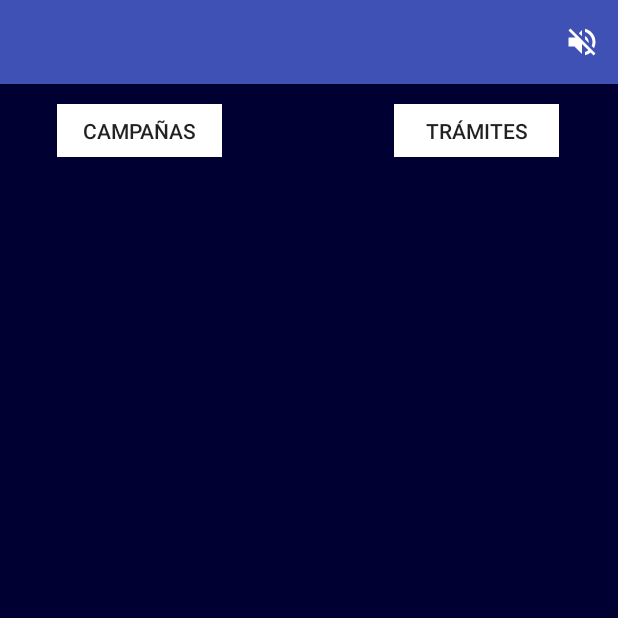
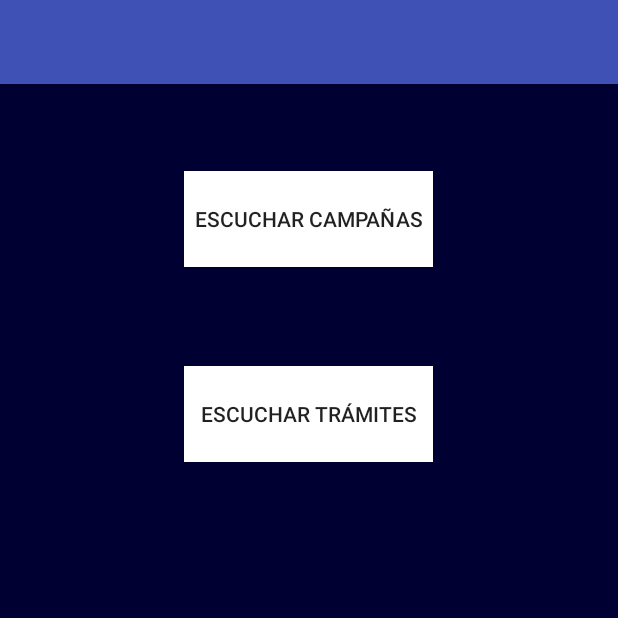
Before and after one commit to camiloinostrozae/AppMovil, an Android app: the PrincipalActivity screen opened directly, with no data from a screen before it, on a phone screen of 412 x 824 dp, the top half of it. Run offline under Robolectric (Android 15) with nearby library versions, the phone set to English and light mode, and no system bars.

Commit message:
version nueva

```diff
--- a/app/src/main/java/com/app/pdi/aplicacionmovilpdi/model/utils/Urls.java
+++ b/app/src/main/java/com/app/pdi/aplicacionmovilpdi/model/utils/Urls.java
@@ -8,5 +8,5 @@ public class Urls {
 
     //public final static String servidor = "http://arrau.chillan.ubiobio.cl:8075/jdoming/ProyectoTitulo";
 
-    public final static String servidor = "192.168.43.82/proyectotitulo";
+    public final static String servidor = "192.168.1.37/proyectotitulo";
 }
--- a/app/src/main/java/com/app/pdi/aplicacionmovilpdi/view/PrincipalActivity.java
+++ b/app/src/main/java/com/app/pdi/aplicacionmovilpdi/view/PrincipalActivity.java
@@ -50,9 +50,9 @@ public class PrincipalActivity extends AppCompatActivity implements
         TextToSpeech.OnInitListener{
 
     TextToSpeech tts;
-    TextView etx;
-    TextView grabar;
-    private static final int RECOGNIZE_SPEECH_ACTIVITY = 1;
+    //TextView etx;
+    //TextView grabar;
+    //private static final int RECOGNIZE_SPEECH_ACTIVITY = 1;
     private ActionBar actionBar;
     InicioSesion sesion;
     private Button boton;
@@ -67,9 +67,13 @@ public class PrincipalActivity extends AppCompatActivity implements
     @Override
     protected void onCreate(Bundle savedInstanceState) {
         super.onCreate(savedInstanceState);
-        setContentView(R.layout.activity_primero);
+        if(numero==4) {
+            setContentView(R.layout.activity_primero);
+        }else{
+            setContentView(R.layout.activity_principal);
+        }
         tts = new TextToSpeech(this, this);
-        grabar = findViewById(R.id.txtGrabarVoz);
+        //grabar = findViewById(R.id.txtGrabarVoz);
         //Para que la barra de herramientas no muestre el titulo de la app
         actionBar = getSupportActionBar();
         actionBar.setDisplayShowTitleEnabled(false);
@@ -79,7 +83,7 @@ public class PrincipalActivity extends AppCompatActivity implements
         //locationManager = (LocationManager) getSystemService(LOCATION_SERVICE);
 
     }
-
+/**
     @Override
     protected void onActivityResult(int requestCode, int resultCode, Intent data) {
         super.onActivityResult(requestCode, resultCode, data);
@@ -138,7 +142,7 @@ public class PrincipalActivity extends AppCompatActivity implements
 
                 break;
         }
-    }
+    }**/
 
     public void ListarCampanas(View view){
         Intent intent = new Intent(this,ListarCampanasActivity.class);
@@ -150,14 +154,31 @@ public class PrincipalActivity extends AppCompatActivity implements
         startActivity(intent);
     }
 
+    public void RealizarLlamada(View view){
+        //Para la localizacion
+        localizacion = new Localizacion(PrincipalActivity.this);
+        if(localizacion.canGetLocation()){
+            latitud = localizacion.getLatitud();
+            longitud = localizacion.getLongitud();
+            Log.e("Dato","lat************ " + latitud);
+            Log.e("Dato","lat************ " + longitud);
+            generarUbicacion(latitud,longitud);
+        }else{
+            localizacion.showSettingsAlert();
+        }
 
+        speakOutLlamada();
+        esperaLlamada(MILISEGUNDOS_LLAMADA);
+    }
+
+/**
     public void onClickImgBtnHablar(View v) {
 
         speakOut2();
         escuchar();
         //esperar(MILISEGUNDOS_ESPERA);
     }
-
+**/
     /**
     public void esperar(int milisegundos) {
 
@@ -187,7 +208,7 @@ public class PrincipalActivity extends AppCompatActivity implements
         startActivity(i);
     }
 
-
+ /**
     public void escuchar(){
         Intent intentActionRecognizeSpeech = new Intent(
                 RecognizerIntent.ACTION_RECOGNIZE_SPEECH);
@@ -203,7 +224,7 @@ public class PrincipalActivity extends AppCompatActivity implements
                     "Tú dispositivo no soporta el reconocimiento por voz",
                     Toast.LENGTH_SHORT).show();
         }
-    }
+    }**/
 
     @Override
     public void onDestroy() {
@@ -222,13 +243,6 @@ public class PrincipalActivity extends AppCompatActivity implements
             int result = tts.setLanguage(Locale.getDefault());
             if(result==TextToSpeech.LANG_NOT_SUPPORTED || result==TextToSpeech.LANG_MISSING_DATA){
                 Log.e("TTS","Este lenguaje no es soportado");
-            }else{
-               if(numero==4){
-                    speakOutDiscapacitado();
-                }else{
-                   speakOutNoDiscapacitado();
-                }
-
             }
         }else{
             Log.e("TTS","Inicializacion del lenguaje es fallida");
@@ -300,7 +314,7 @@ public class PrincipalActivity extends AppCompatActivity implements
             }
         });
     }
-
+/**
     @Override
     public boolean onCreateOptionsMenu(Menu menu){
         getMenuInflater().inflate(R.menu.menu_app2,menu);
@@ -317,5 +331,5 @@ public class PrincipalActivity extends AppCompatActivity implements
                 }
             }
         return  super.onOptionsItemSelected(item);
-    }
+    }**/
 }
--- a/app/src/main/res/layout/activity_primero.xml
+++ b/app/src/main/res/layout/activity_primero.xml
@@ -9,18 +9,15 @@
 
     <Button
         android:id="@+id/listarCampanas"
-        android:layout_width="110dp"
-        android:layout_height="35dp"
-        android:layout_alignParentLeft="true"
-        android:layout_alignParentStart="true"
+        android:layout_width="166dp"
+        android:layout_height="64dp"
         android:layout_alignParentTop="true"
-        android:layout_marginLeft="38dp"
-        android:layout_marginStart="38dp"
-        android:layout_marginTop="13dp"
+        android:layout_centerHorizontal="true"
+        android:layout_marginTop="58dp"
         android:background="#fff"
         android:onClick="ListarCampanas"
-        android:text="Campañas" />
-
+        android:text="Escuchar Campañas" />
+<!--
     <ImageButton
         android:id="@+id/img_btn_hablar"
         android:layout_width="373dp"
@@ -42,21 +39,30 @@
         android:layout_centerHorizontal="true"
         android:phoneNumber="false"
         android:textSize="30dp"
-        android:visibility="invisible" />
+        android:visibility="invisible" />-->
 
     <Button
         android:id="@+id/listarTramites"
-        android:layout_width="110dp"
-        android:layout_height="35dp"
-        android:layout_alignParentEnd="true"
-        android:layout_alignParentRight="true"
-        android:layout_alignTop="@+id/listarCampanas"
-        android:layout_marginEnd="39dp"
-        android:layout_marginRight="39dp"
+        android:layout_width="166dp"
+        android:layout_height="64dp"
+        android:layout_alignParentTop="true"
+        android:layout_centerHorizontal="true"
+        android:layout_marginTop="188dp"
         android:background="#fff"
         android:onClick="ListarTramites"
-        android:text="Trámites"
+        android:text="Escuchar Trámites"
         tools:layout_marginBottom="13dp" />
+
+    <Button
+        android:id="@+id/realizarLlamada"
+        android:layout_width="166dp"
+        android:layout_height="64dp"
+        android:layout_alignParentBottom="true"
+        android:layout_centerHorizontal="true"
+        android:layout_marginBottom="124dp"
+        android:background="#fff"
+        android:onClick="RealizarLlamada"
+        android:text="Realizar Llamada" />
 
 
 </RelativeLayout>
--- a/app/src/main/res/layout/activity_principal.xml
+++ b/app/src/main/res/layout/activity_principal.xml
@@ -4,37 +4,65 @@
     xmlns:tools="http://schemas.android.com/tools"
     android:layout_width="match_parent"
     android:layout_height="match_parent"
+    android:background="@drawable/login_background"
     tools:context=".view.PrincipalActivity">
-
-    <TextView
-        android:id="@+id/textView"
-        android:layout_width="wrap_content"
-        android:layout_height="wrap_content"
-        android:layout_alignParentStart="true"
-        android:layout_alignParentTop="true"
-        android:layout_marginStart="151dp"
-        android:layout_marginTop="185dp"
-        android:text="Bienvenido"
-        android:layout_alignParentLeft="true"
-        android:layout_marginLeft="151dp" />
 
     <Button
         android:id="@+id/listarCampanas"
-        android:layout_width="wrap_content"
-        android:layout_height="wrap_content"
+        android:layout_width="166dp"
+        android:layout_height="64dp"
+        android:layout_alignParentTop="true"
+        android:layout_centerHorizontal="true"
+        android:layout_marginTop="58dp"
+        android:background="#fff"
+        android:onClick="ListarCampanas"
+        android:text="Escuchar Campañas" />
+    <!--
+        <ImageButton
+            android:id="@+id/img_btn_hablar"
+            android:layout_width="373dp"
+            android:layout_height="459dp"
+            android:layout_alignParentBottom="true"
+            android:layout_below="@+id/txtGrabarVoz"
+            android:layout_centerHorizontal="true"
+            android:layout_marginBottom="4dp"
+            android:layout_marginTop="-1dp"
+            android:contentDescription="Activar Reconocimiento de voz"
+            android:background="#00ffffff"
+            android:onClick="onClickImgBtnHablar" />
+
+        <TextView
+            android:id="@+id/txtGrabarVoz"
+            android:layout_width="338dp"
+            android:layout_height="0dp"
+            android:layout_below="@+id/listarCampanas"
+            android:layout_centerHorizontal="true"
+            android:phoneNumber="false"
+            android:textSize="30dp"
+            android:visibility="invisible" />-->
+
+    <Button
+        android:id="@+id/listarTramites"
+        android:layout_width="166dp"
+        android:layout_height="64dp"
+        android:layout_alignParentTop="true"
+        android:layout_centerHorizontal="true"
+        android:layout_marginTop="188dp"
+        android:background="#fff"
+        android:onClick="ListarTramites"
+        android:text="Escuchar Trámites"
+        tools:layout_marginBottom="13dp" />
+<!--
+    <Button
+        android:id="@+id/realizarLlamada"
+        android:layout_width="166dp"
+        android:layout_height="64dp"
         android:layout_alignParentBottom="true"
         android:layout_centerHorizontal="true"
-        android:layout_marginBottom="247dp"
-        android:text="Campañas"
-        android:onClick="ListarCampanas"/>
+        android:layout_marginBottom="124dp"
+        android:background="#fff"
+        android:onClick="RealizarLlamada"
+        android:text="Llamada" />-->
 
-    <Button
-        android:id="@+id/prueba"
-        android:layout_width="wrap_content"
-        android:layout_height="wrap_content"
-        android:layout_alignParentBottom="true"
-        android:layout_centerHorizontal="true"
-        android:layout_marginBottom="200dp"
-        android:text="Prueba"
-        android:onClick="Prueba"/>
+
 </RelativeLayout>
--- a/app/src/main/res/layout/campana_seleccionada.xml
+++ b/app/src/main/res/layout/campana_seleccionada.xml
@@ -38,6 +38,7 @@
                 android:layout_marginTop="90dp"
                 android:textColor="#fff"
                 />
+            <!--
             <ImageButton
                 android:id="@+id/btnStop"
                 android:layout_width="match_parent"
@@ -47,7 +48,7 @@
                 android:background="#00ffffff"
                 app:srcCompat="?android:attr/actionBarItemBackground"
                 android:layout_alignParentLeft="true"
-                android:onClick="botonDetener"/>
+                android:onClick="botonDetener"/>-->
 
 
         </RelativeLayout>
--- a/app/src/main/res/layout/tramite_seleccionado.xml
+++ b/app/src/main/res/layout/tramite_seleccionado.xml
@@ -38,7 +38,7 @@
                 android:textSize="24sp"
                 android:layout_marginTop="90dp"
                 android:textColor="#fff"/>
-
+<!--
             <ImageButton
                 android:id="@+id/btnStop"
                 android:layout_width="match_parent"
@@ -48,7 +48,7 @@
                 android:background="#00ffffff"
                 app:srcCompat="?android:attr/actionBarItemBackground"
                 android:layout_alignParentLeft="true"
-                android:onClick="botonDetener"/>
+                android:onClick="botonDetener"/>-->
 
 
         </RelativeLayout>
--- a/app/src/main/res/menu/menu_app2.xml
+++ b/app/src/main/res/menu/menu_app2.xml
@@ -11,7 +11,7 @@
         android:clickable="true"
         android:icon="@drawable/ic_volume_off_black_24dp"
         android:orderInCategory="1"
-        android:title="silenciar"
+        android:title="Relato Detenido"
         app:showAsAction="always">
 
     </item>
```
Also changed, not shown: app/src/main/java/com/app/pdi/aplicacionmovilpdi/presenter/adapter/CampanaAdapter.java (+7 -6 lines), app/src/main/java/com/app/pdi/aplicacionmovilpdi/presenter/adapter/TramiteAdapter.java (+5 -5 lines), app/src/main/java/com/app/pdi/aplicacionmovilpdi/view/ContenidoCampanaSeleccionada.java (+7 -6 lines), app/src/main/java/com/app/pdi/aplicacionmovilpdi/view/ContenidoTramiteSeleccionado.java (+7 -6 lines), app/src/main/java/com/app/pdi/aplicacionmovilpdi/view/ListarCampanasActivity.java (+17 -16 lines), app/src/main/java/com/app/pdi/aplicacionmovilpdi/view/ListarTramitesActivity.java (+15 -15 lines), app/src/main/res/layout/activity_listar_campanas.xml (+4 -3 lines), app/src/main/res/layout/activity_listar_tramites.xml (+4 -4 lines), app/src/main/res/menu/menu_app.xml (+7 -6 lines).
